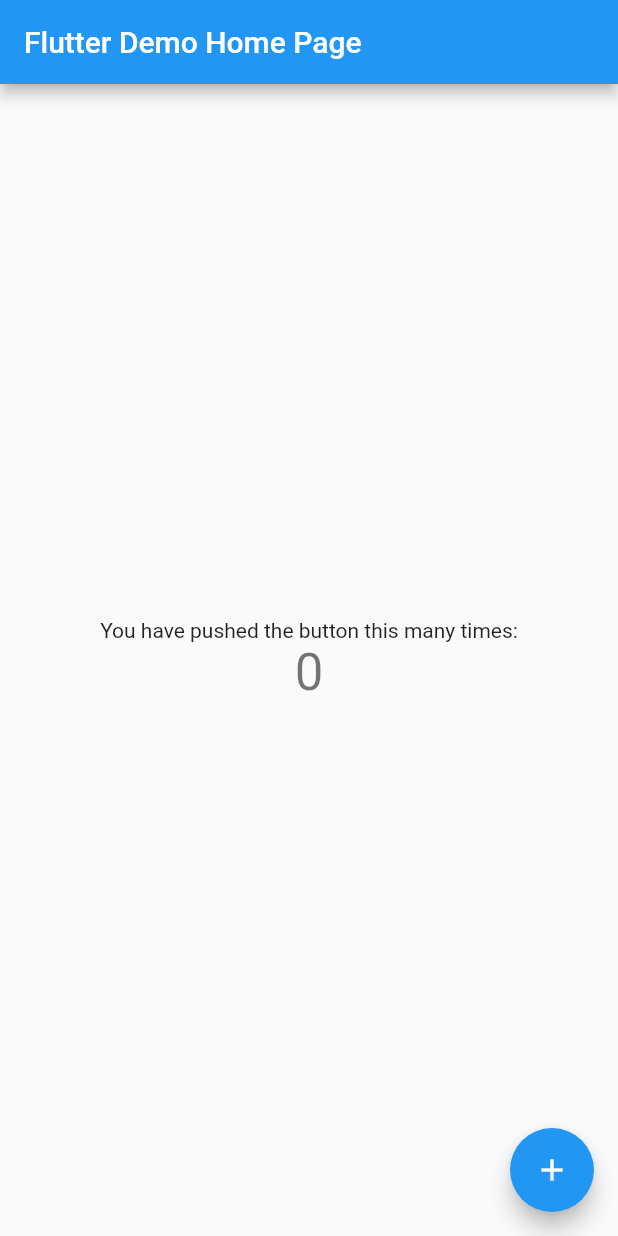
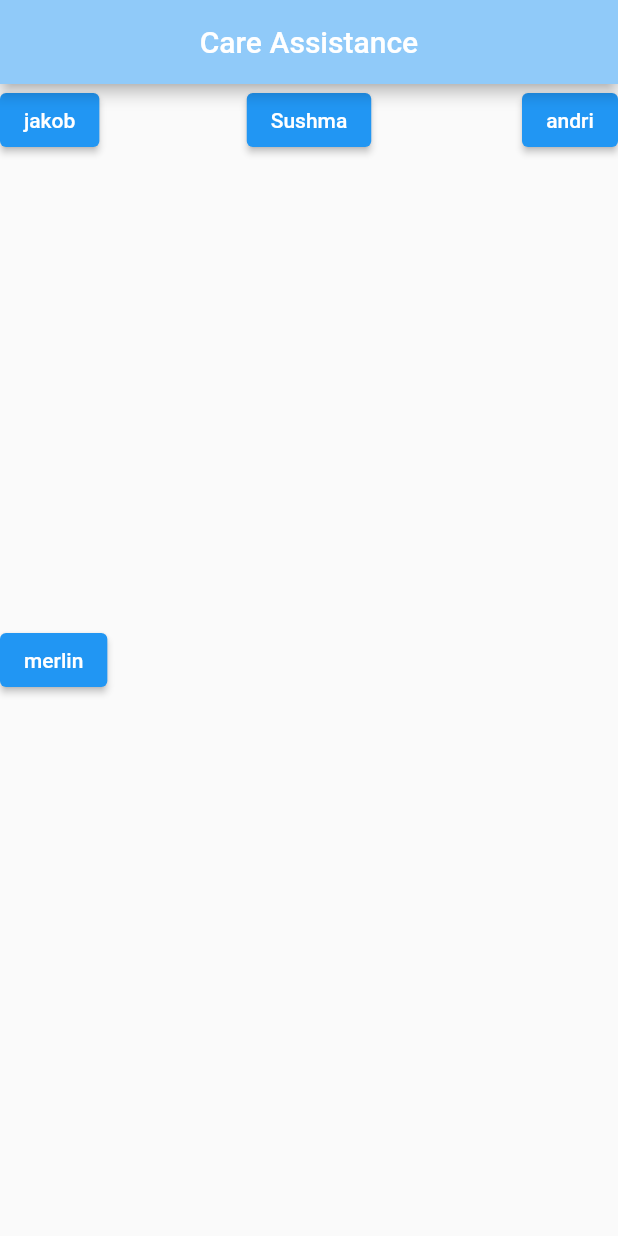
Before and after one commit to sus20/CareAssistance, a Flutter app: the screen it shows after launch, on a phone screen of 412 x 824 dp. Run offline on Flutter 3.47's test engine with Material 2 defaults, Android fonts, the phone set to English and light mode, and no system bars.

Commit message:
Project setup with home and navigation

```diff
--- /dev/null
+++ b/lib/home.dart
@@ -0,0 +1,66 @@
+import 'package:flutter/material.dart';
+
+class Home extends StatefulWidget {
+  @override
+  _HomeState createState() => _HomeState();
+}
+
+class _HomeState extends State<Home> {
+  @override
+  Widget build(BuildContext context) {
+    return Scaffold(
+      appBar: AppBar(
+        title: Text('Care Assistance'),
+        centerTitle: true,
+        backgroundColor: Colors.blue[200],
+        automaticallyImplyLeading: false,
+      ),
+      body: Stack(fit: StackFit.expand, children: <Widget>[
+
+        // TODO change to the your file name is navigator
+        Container(
+          width: 20,
+          height: 20,
+          alignment: Alignment.topCenter,
+          child:ElevatedButton(onPressed: () {
+            Navigator.pushNamed(context, '/startScreen');
+          }, child: Text("Sushma"),
+          )
+        ),
+
+        // TODO change to the your file name is navigator
+        Container(
+            width: 20,
+            height: 20,
+            alignment: Alignment.topLeft,
+            child:ElevatedButton(onPressed: () {
+              Navigator.pushNamed(context, '/startScreen');
+            }, child: Text("jakob"),
+            )
+        ),
+
+        // TODO change to the your file name is navigator
+        Container(
+            width: 20,
+            height: 20,
+            alignment: Alignment.topRight,
+            child:ElevatedButton(onPressed: () {
+              Navigator.pushNamed(context, '/startScreen');
+            }, child: Text("andri"),
+            )
+        ),
+
+        // TODO change to the your file name is navigator
+        Container(
+            width: 20,
+            height: 20,
+            alignment: Alignment.centerLeft,
+            child:ElevatedButton(onPressed: () {
+              Navigator.pushNamed(context, '/startScreen');
+            }, child: Text("merlin"),
+            )
+        ),
+      ]),
+    );
+  }
+}
--- a/lib/main.dart
+++ b/lib/main.dart
@@ -1,113 +1,14 @@
+import 'package:care_assistance/startScreen.dart';
 import 'package:flutter/material.dart';
 
-void main() {
-  runApp(MyApp());
-}
+import 'home.dart';
 
-class MyApp extends StatelessWidget {
-  // This widget is the root of your application.
-  @override
-  Widget build(BuildContext context) {
-    return MaterialApp(
-      title: 'Flutter Demo',
-      theme: ThemeData(
-        // This is the theme of your application.
-        //
-        // Try running your application with "flutter run". You'll see the
-        // application has a blue toolbar. Then, without quitting the app, try
-        // changing the primarySwatch below to Colors.green and then invoke
-        // "hot reload" (press "r" in the console where you ran "flutter run",
-        // or simply save your changes to "hot reload" in a Flutter IDE).
-        // Notice that the counter didn't reset back to zero; the application
-        // is not restarted.
-        primarySwatch: Colors.blue,
-      ),
-      home: MyHomePage(title: 'Flutter Demo Home Page'),
-    );
-  }
-}
 
-class MyHomePage extends StatefulWidget {
-  MyHomePage({Key? key, required this.title}) : super(key: key);
+void main()  => runApp(MaterialApp(
+  initialRoute: '/',
+  routes: {
+    '/':(context) => Home(),
+    '/startScreen': (context) => StartScreen(),
+  },
 
-  // This widget is the home page of your application. It is stateful, meaning
-  // that it has a State object (defined below) that contains fields that affect
-  // how it looks.
-
-  // This class is the configuration for the state. It holds the values (in this
-  // case the title) provided by the parent (in this case the App widget) and
-  // used by the build method of the State. Fields in a Widget subclass are
-  // always marked "final".
-
-  final String title;
-
-  @override
-  _MyHomePageState createState() => _MyHomePageState();
-}
-
-class _MyHomePageState extends State<MyHomePage> {
-  int _counter = 0;
-
-  void _incrementCounter() {
-    setState(() {
-      // This call to setState tells the Flutter framework that something has
-      // changed in this State, which causes it to rerun the build method below
-      // so that the display can reflect the updated values. If we changed
-      // _counter without calling setState(), then the build method would not be
-      // called again, and so nothing would appear to happen.
-      _counter++;
-    });
-  }
-
-  @override
-  Widget build(BuildContext context) {
-    // This method is rerun every time setState is called, for instance as done
-    // by the _incrementCounter method above.
-    //
-    // The Flutter framework has been optimized to make rerunning build methods
-    // fast, so that you can just rebuild anything that needs updating rather
-    // than having to individually change instances of widgets.
-    return Scaffold(
-      appBar: AppBar(
-        // Here we take the value from the MyHomePage object that was created by
-        // the App.build method, and use it to set our appbar title.
-        title: Text(widget.title),
-      ),
-      body: Center(
-        // Center is a layout widget. It takes a single child and positions it
-        // in the middle of the parent.
-        child: Column(
-          // Column is also a layout widget. It takes a list of children and
-          // arranges them vertically. By default, it sizes itself to fit its
-          // children horizontally, and tries to be as tall as its parent.
-          //
-          // Invoke "debug painting" (press "p" in the console, choose the
-          // "Toggle Debug Paint" action from the Flutter Inspector in Android
-          // Studio, or the "Toggle Debug Paint" command in Visual Studio Code)
-          // to see the wireframe for each widget.
-          //
-          // Column has various properties to control how it sizes itself and
-          // how it positions its children. Here we use mainAxisAlignment to
-          // center the children vertically; the main axis here is the vertical
-          // axis because Columns are vertical (the cross axis would be
-          // horizontal).
-          mainAxisAlignment: MainAxisAlignment.center,
-          children: <Widget>[
-            Text(
-              'You have pushed the button this many times:',
-            ),
-            Text(
-              '$_counter',
-              style: Theme.of(context).textTheme.headline4,
-            ),
-          ],
-        ),
-      ),
-      floatingActionButton: FloatingActionButton(
-        onPressed: _incrementCounter,
-        tooltip: 'Increment',
-        child: Icon(Icons.add),
-      ), // This trailing comma makes auto-formatting nicer for build methods.
-    );
-  }
-}
+));
```
Also changed, not shown: lib/startScreen.dart (added, +28 -0 lines), 1 other file.
